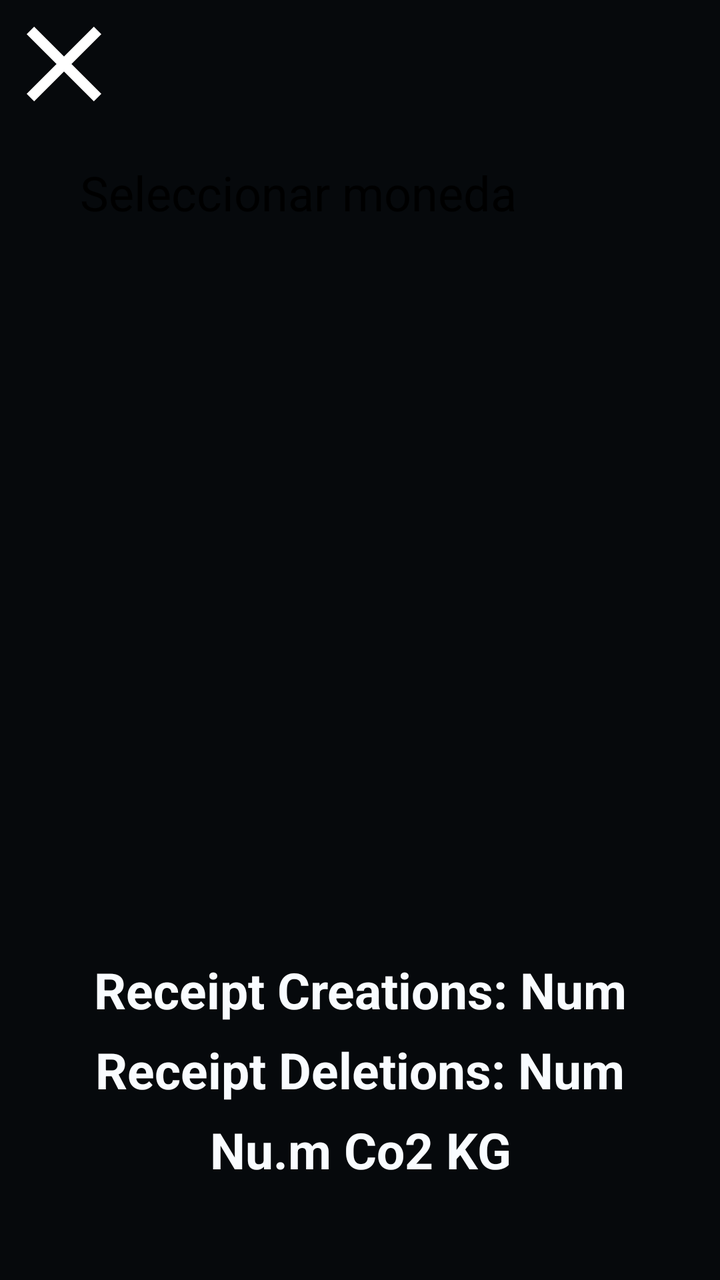
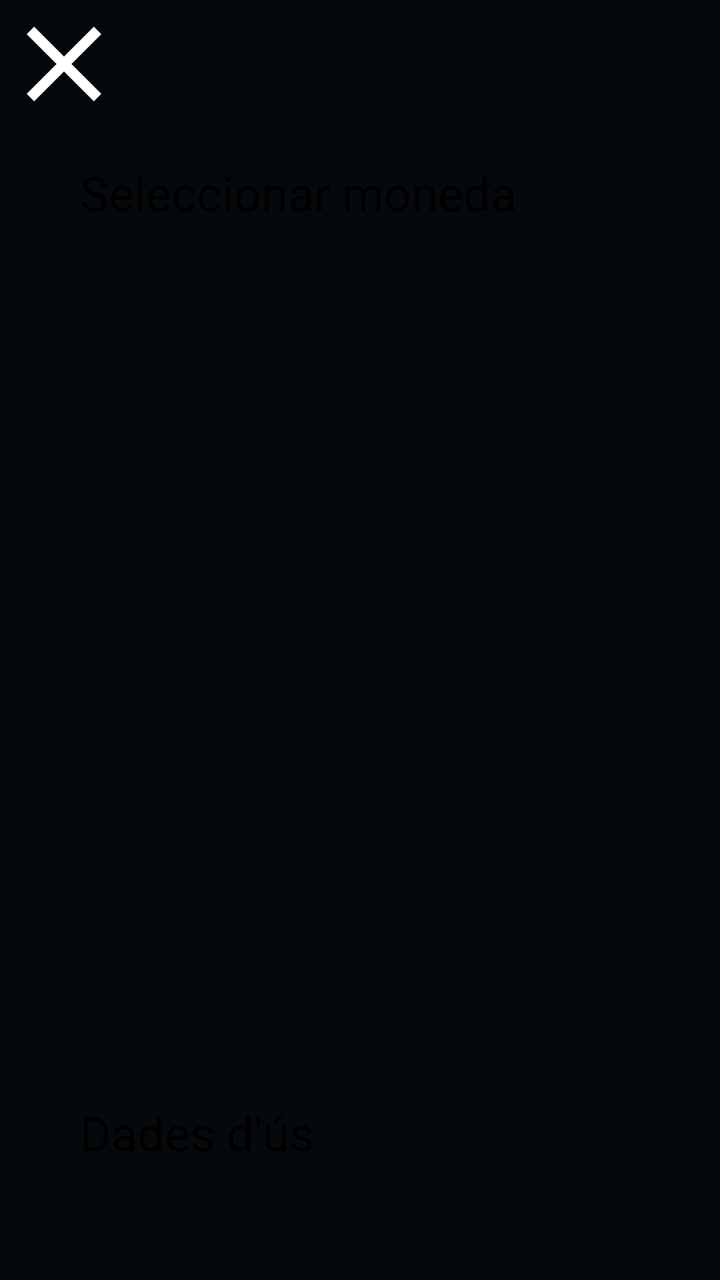

Two renders of the same Android screen: before a commit and after it. Below are the layout's source before the change and the commit's diff.
<!-- AndroidManifest.xml: application theme Theme.Gilded.SplashScreen -->
<!-- res/layout/fragment_settings.xml -->
<?xml version="1.0" encoding="utf-8"?>
<androidx.constraintlayout.widget.ConstraintLayout xmlns:android="http://schemas.android.com/apk/res/android"
    xmlns:tools="http://schemas.android.com/tools"
    android:layout_width="match_parent"
    android:layout_height="match_parent"
    xmlns:app="http://schemas.android.com/apk/res-auto"
    tools:context=".fragments.SettingsFragment"
    android:background="@color/black">

    <ImageButton
        android:id="@+id/close"
        android:layout_width="64dp"
        android:layout_height="64dp"

        android:background="@android:color/transparent"

        app:layout_constraintTop_toTopOf="parent"
        app:layout_constraintLeft_toLeftOf="parent"

        android:src="@drawable/close"
        />

    <Button
        android:id="@+id/pickCurrency"
        android:layout_width="match_parent"
        android:layout_height="50dp"

        android:backgroundTint="@color/black_tonal1"

        android:layout_marginTop="80dp"
        android:layout_marginLeft="40dp"
        android:layout_marginRight="40dp"

        app:layout_constraintTop_toTopOf="parent"

        android:text="@string/pick_currency"
        android:textSize="24sp"
        />

    <androidx.appcompat.widget.SwitchCompat
        android:id="@+id/voiceNavigation"

        app:layout_constraintTop_toBottomOf="@+id/pickCurrency"

        app:layout_constraintLeft_toLeftOf="parent"
        app:layout_constraintRight_toRightOf="parent"

        android:text="Navegació per veu"
        android:textColor="@color/white"

        android:layout_width="235dp"
        android:layout_height="60dp"
        android:textSize="20dp"/>

    <androidx.constraintlayout.widget.ConstraintLayout
        android:id="@+id/currencies"
        android:layout_width="match_parent"
        android:layout_height="match_parent"

        android:background="@color/black"

        android:layout_marginTop="100dp"
        android:layout_marginLeft="60dp"
        android:layout_marginRight="60dp"
        android:layout_marginBottom="100dp"

        android:visibility="gone">

        <ImageButton
            android:id="@+id/closeDialog"
            android:layout_width="64dp"
            android:layout_height="64dp"

            android:background="@android:color/transparent"

            app:layout_constraintTop_toTopOf="parent"
            app:layout_constraintLeft_toLeftOf="parent"

            android:src="@drawable/close"
            />

        <EditText
            android:id="@+id/search"
            android:layout_width="match_parent"
            android:layout_height="64dp"

            android:textSize="24sp"
            android:hint="@string/search"
            android:textColorHint="@color/grey"
            android:textColor="@color/white"
            android:gravity="center"

            android:layout_marginLeft="64dp"

            app:layout_constraintRight_toRightOf="parent"
            app:layout_constraintTop_toTopOf="parent"
            />

        <ScrollView
            android:id="@+id/currenciesScrollView"
            android:layout_width="match_parent"
            android:layout_height="match_parent"

            android:layout_marginTop="64dp"

            android:fillViewport="true">

            <LinearLayout
                android:id="@+id/currenciesLinearLayout"
                android:layout_width="match_parent"
                android:layout_height="wrap_content"
                android:orientation="vertical">


            </LinearLayout>

        </ScrollView>


    </androidx.constraintlayout.widget.ConstraintLayout>

    <TextView
        android:id="@+id/emissions"
        android:layout_width="match_parent"
        android:layout_height="50dp"
        android:layout_marginBottom="40dp"

        app:layout_constraintBottom_toBottomOf="parent"

        android:gravity="center"
        android:text="Nu.m Co2 KG"
        android:textColor="@color/white"
        android:textSize="25dp"
        android:textStyle="bold" />

    <TextView
        android:id="@+id/deletions"
        android:layout_width="match_parent"
        android:layout_height="50dp"
        android:layout_marginBottom="40dp"

        app:layout_constraintBottom_toBottomOf="@id/emissions"

        android:gravity="center"
        android:text="Receipt Deletions: Num"
        android:textColor="@color/white"
        android:textSize="25dp"
        android:textStyle="bold" />

    <TextView
        android:id="@+id/creations"
        android:layout_width="match_parent"
        android:layout_height="50dp"
        android:layout_marginBottom="40dp"

        app:layout_constraintBottom_toBottomOf="@id/deletions"

        android:gravity="center"
        android:text="Receipt Creations: Num"
        android:textColor="@color/white"
        android:textSize="25dp"
        android:textStyle="bold" />


</androidx.constraintlayout.widget.ConstraintLayout>
<!-- resources referenced by this layout -->
<resources>
  <color name="black">#06090C</color>
  <color name="black_tonal1">#121621</color>
  <color name="grey">#A4B0BD</color>
  <color name="white">#F9FCFF</color>
  <!-- drawable close (drawable) -->
  <vector xmlns:android="http://schemas.android.com/apk/res/android"
      android:width="24dp"
      android:height="24dp"
      android:viewportWidth="960"
      android:viewportHeight="960">
    <path
        android:pathData="m256,760 l-56,-56 224,-224 -224,-224 56,-56 224,224 224,-224 56,56 -224,224 224,224 -56,56 -224,-224 -224,224Z"
        android:fillColor="#FFFFFf"/>
  </vector>
  <string name="pick_currency">Seleccionar moneda</string>
  <string name="search">Busca...</string>
  <style name="Theme.Gilded.SplashScreen" parent="Theme.SplashScreen">
          <item name="windowSplashScreenBackground">@color/black</item>
          <item name="windowSplashScreenAnimatedIcon">@drawable/temporal_splashscreen</item>
          <item name="windowSplashScreenAnimationDuration">5000</item>
          <item name="postSplashScreenTheme">@style/Base.Theme.Gilded</item>
      </style>
  <!-- drawable temporal_splashscreen: gif bitmap (drawable, 132219 bytes) -->
  <style name="Base.Theme.Gilded" parent="Theme.Material3.DayNight.NoActionBar">
          
          
          <item name="android:fontFamily">@font/montserrat</item>
          <item name="android:textColor">@color/white</item>
      </style>
</resources>

<!-- the commit's change to res/layout/fragment_settings.xml (unified diff, before → after) -->
@@ -119,47 +119,21 @@
 
     </androidx.constraintlayout.widget.ConstraintLayout>
 
-    <TextView
-        android:id="@+id/emissions"
+    <Button
+        android:id="@+id/usageData"
         android:layout_width="match_parent"
         android:layout_height="50dp"
+
+        android:backgroundTint="@color/black_tonal1"
+
         android:layout_marginBottom="40dp"
+        android:layout_marginLeft="40dp"
+        android:layout_marginRight="40dp"
 
         app:layout_constraintBottom_toBottomOf="parent"
 
-        android:gravity="center"
-        android:text="Nu.m Co2 KG"
-        android:textColor="@color/white"
-        android:textSize="25dp"
-        android:textStyle="bold" />
-
-    <TextView
-        android:id="@+id/deletions"
-        android:layout_width="match_parent"
-        android:layout_height="50dp"
-        android:layout_marginBottom="40dp"
-
-        app:layout_constraintBottom_toBottomOf="@id/emissions"
-
-        android:gravity="center"
-        android:text="Receipt Deletions: Num"
-        android:textColor="@color/white"
-        android:textSize="25dp"
-        android:textStyle="bold" />
-
-    <TextView
-        android:id="@+id/creations"
-        android:layout_width="match_parent"
-        android:layout_height="50dp"
-        android:layout_marginBottom="40dp"
-
-        app:layout_constraintBottom_toBottomOf="@id/deletions"
-
-        android:gravity="center"
-        android:text="Receipt Creations: Num"
-        android:textColor="@color/white"
-        android:textSize="25dp"
-        android:textStyle="bold" />
-
+        android:text="@string/usage_data"
+        android:textSize="24sp"
+        />
 
 </androidx.constraintlayout.widget.ConstraintLayout>
<!-- resource entries referenced after the edit -->
@@ -16,6 +16,7 @@
   </vector>
   <string name="pick_currency">Seleccionar moneda</string>
   <string name="search">Busca...</string>
+  <string name="usage_data">Dades d\'ús</string>
   <style name="Theme.Gilded.SplashScreen" parent="Theme.SplashScreen">
           <item name="windowSplashScreenBackground">@color/black</item>
           <item name="windowSplashScreenAnimatedIcon">@drawable/temporal_splashscreen</item>
